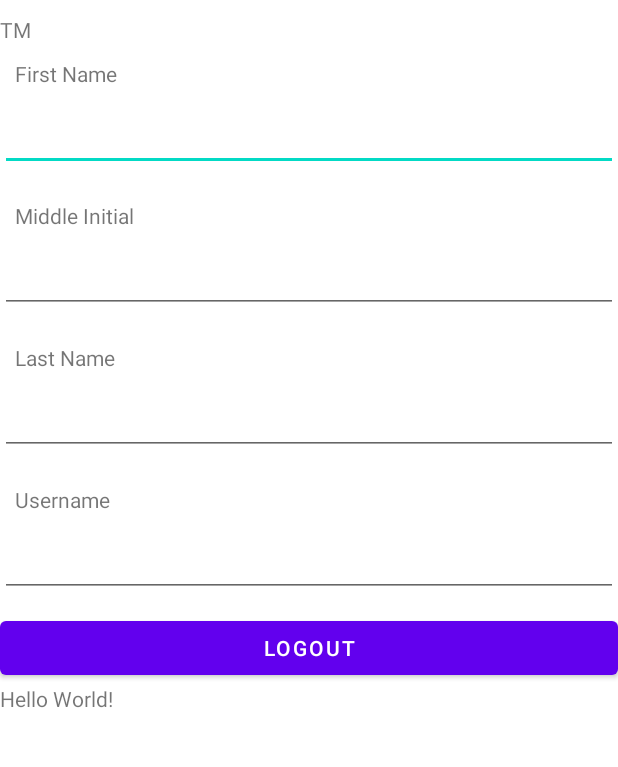
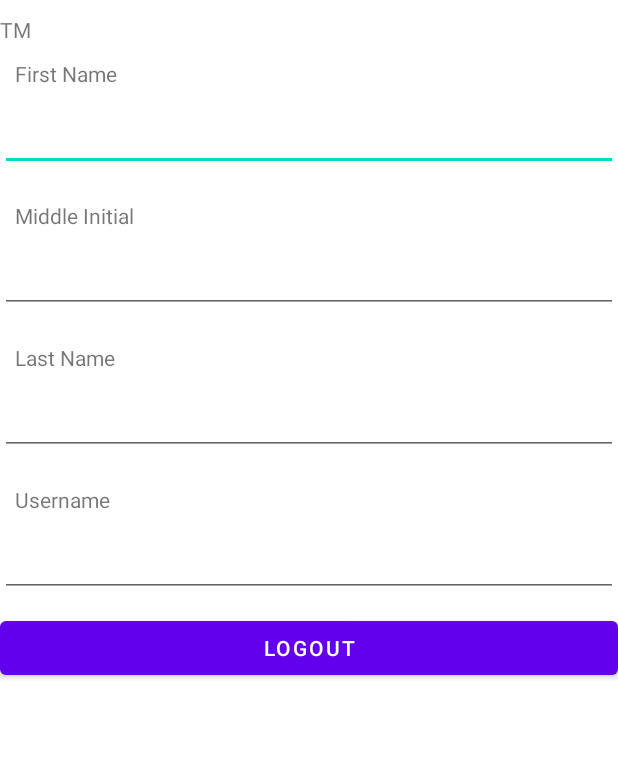
Before and after one commit to jhurd1/Phojo, an Android app: the screen it shows after launch (MainActivity), on a phone screen of 412 x 824 dp, the part 108-875 px from its top. Run offline under Robolectric (Android 15) with nearby library versions, the phone set to English and light mode, and no system bars; libraries missing offline, so code that uses them is left out: org.testng.annotations.

Commit message:
custom test classes fail outside main>java

```diff
--- a/app/build.gradle
+++ b/app/build.gradle
@@ -45,6 +45,7 @@ dependencies {
     implementation 'androidx.appcompat:appcompat:1.2.0'
     implementation 'com.google.android.material:material:1.3.0'
     implementation 'androidx.constraintlayout:constraintlayout:2.0.4'
+    implementation 'org.testng:testng:6.9.6'
     //testImplementation 'junit:junit:4.+'
     androidTestImplementation 'androidx.test.ext:junit:1.1.2'
     androidTestImplementation 'androidx.test.espresso:espresso-core:3.3.0'
@@ -62,3 +63,7 @@ dependencies {
 
     implementation group: 'com.google.code.gson', name: 'gson', version: '2.7'
 }
+
+configurations {
+    compile.exclude group:"junit", module: "junit"
+}
--- a/app/src/main/java/com/example/phojo/MainActivity.java
+++ b/app/src/main/java/com/example/phojo/MainActivity.java
@@ -8,9 +8,11 @@ import android.util.Log;
 import android.view.View;
 import android.widget.Button;
 import android.widget.EditText;
+//import "UserValidatorTest.java";
 
 public class MainActivity extends AppCompatActivity implements View.OnClickListener
 {
+    UserValidatorTest uvt = new UserValidatorTest();
     Button bLogout;
     EditText etFirstName, etMiddleName, etLastName, etUsername, uTag;
     UserLocalStore userLocalStore;
@@ -44,7 +46,7 @@ public class MainActivity extends AppCompatActivity implements View.OnClickListe
 
     private void displayUserDetails() {
         User user = userLocalStore.getLoggedInUser();
-
+        UserValidatorTest.userValidatorReturnsTrue();
         etFirstName.setText(user.firstname);
         etMiddleName.setText(user.middleinitial);
         etLastName.setText(user.lastname);
--- a/app/src/main/java/com/example/phojo/Register.java
+++ b/app/src/main/java/com/example/phojo/Register.java
@@ -43,7 +43,7 @@ public class Register extends AppCompatActivity implements View.OnClickListener
                 String userTag = uTag.getText().toString();
 
                 User registeredData = new User(firstname, middleinitial, lastname, username, password, userTag);
-                Log.i(TAG, "User object instantiated.");
+                Log.i(TAG, "User object instantiated from Register.java.");
 
                 break;
 
--- a/app/src/main/java/com/example/phojo/UserLocalStore.java
+++ b/app/src/main/java/com/example/phojo/UserLocalStore.java
@@ -4,11 +4,11 @@ import android.app.Activity;
 import android.content.Context;
 import android.content.SharedPreferences;
 import android.util.Log;
-//import com.google.gson.Gson;
 
 public class UserLocalStore {
     public static final String SP_NAME = "userdetails";
     public static final String TAG = "debugCommit";
+    public static final String TAG2 = "userObjectInstanced";
     SharedPreferences userLocalDatabase;
 
     public UserLocalStore(Context context) {
@@ -35,7 +35,7 @@ public class UserLocalStore {
         String userTag = userLocalDatabase.getString("userTag", "");
 
         User storedUser = new User(firstname, middleinitial, lastname, username, password, userTag);
-
+        Log.i(TAG2, "User object instanced from UserLocalStore.java");
         return storedUser;
     }
 
--- a/app/src/main/res/layout/activity_main.xml
+++ b/app/src/main/res/layout/activity_main.xml
@@ -1,5 +1,5 @@
 <?xml version="1.0" encoding="utf-8"?>
-
+<!--The Create Free Account Page?-->
 <LinearLayout xmlns:android="http://schemas.android.com/apk/res/android"
     xmlns:tools="http://schemas.android.com/tools"
     android:layout_width="match_parent"
@@ -20,7 +20,6 @@
         android:layout_height="wrap_content"
         android:text="TM" />
         <!--android:fontFamily="@font/georgia"-->
-
 
     <TextView
         android:layout_width="wrap_content"
@@ -76,11 +75,11 @@
         android:layout_width="match_parent"
         android:layout_height="wrap_content" />
 
-    <TextView
+    <!--<TextView
         android:id="@+id/first_name_label"
         android:layout_width="wrap_content"
         android:layout_height="wrap_content"
-        android:text="Hello World!" />
+        android:text="Hello World!" />-->
         <!--android:fontFamily="@font/georgia"-->
 
 </LinearLayout>
```
Also changed, not shown: app/src/main/java/com/example/phojo/User.java (+7 -0 lines), app/src/main/java/com/example/phojo/UserValidatorTest.java (added, +25 -0 lines), app/src/main/res/layout/activity_main_page.xml (+5 -2 lines), 1 other file.
